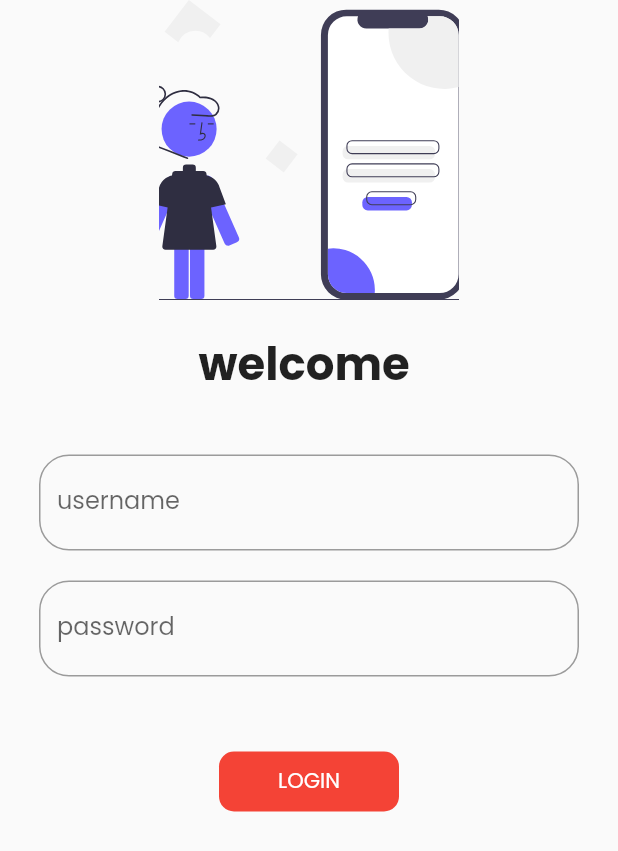
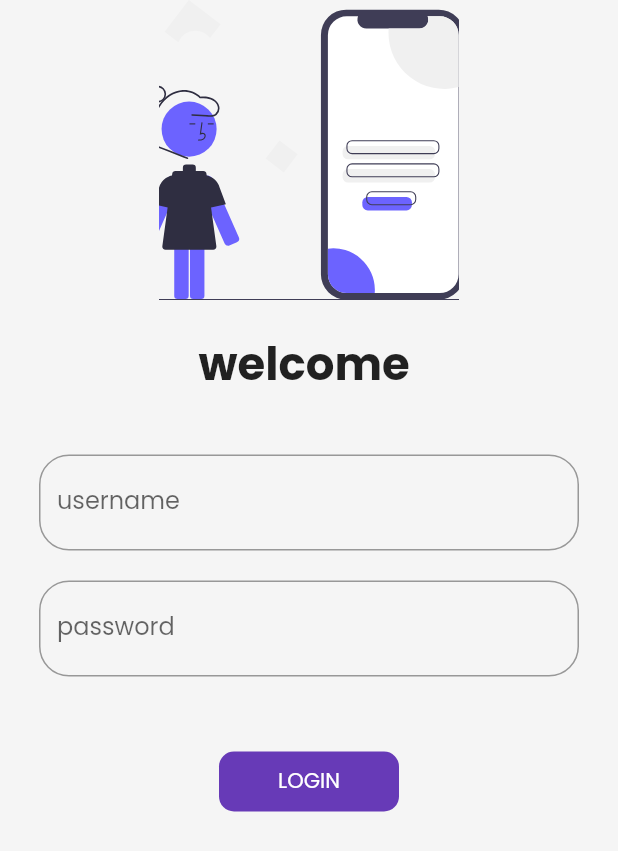
Before and after one commit to nirmalnyure1/catalogInFlutter, a Flutter app: the LoginPage screen opened by its route, on a phone screen of 412 x 824 dp. Shown: the top 851 px of the screen. Run offline on Flutter 3.47's test engine with Material 2 defaults, Android fonts, the phone set to English and light mode, and no system bars; our stand-ins replace flutter_svg, google_fonts, velocity_x; network calls fail.

Commit message:
darkmode implemented

```diff
--- a/lib/main.dart
+++ b/lib/main.dart
@@ -3,7 +3,6 @@ import 'package:catalog_app/pages/loginpage.dart';
 import 'package:catalog_app/utils/route.dart';
 import 'package:catalog_app/widgets/theme.dart';
 import 'package:flutter/material.dart';
-
 
 import 'pages/homepage.dart';
 
@@ -18,7 +17,7 @@ class MyApp extends StatelessWidget {
   Widget build(BuildContext context) {
     return MaterialApp(
       debugShowCheckedModeBanner: false,
-      themeMode: ThemeMode.light,
+      themeMode: ThemeMode.system,
       theme: MyTheme.lightTheme(context),
       darkTheme: MyTheme.darkTheme(context),
       initialRoute: '/home',
--- a/lib/pages/cartPage.dart
+++ b/lib/pages/cartPage.dart
@@ -8,10 +8,10 @@ class CartPage extends StatelessWidget {
   @override
   Widget build(BuildContext context) {
     return Scaffold(
-      backgroundColor: MyTheme.creamColor,
+      backgroundColor: context.cardColor,
       appBar: AppBar(
         backgroundColor: Colors.transparent,
-        title: 'Cart'.text.make(),
+        title: 'Cart'.text.color(context.accentColor).make(),
       ),
     );
   }
--- a/lib/widgets/homeWidgets/catalogHeader.dart
+++ b/lib/widgets/homeWidgets/catalogHeader.dart
@@ -1,4 +1,3 @@
-import 'package:catalog_app/widgets/theme.dart';
 import 'package:flutter/material.dart';
 import 'package:velocity_x/velocity_x.dart';
 
@@ -10,8 +9,8 @@ class CatalogHeader extends StatelessWidget {
     return Column(
       crossAxisAlignment: CrossAxisAlignment.start,
       children: [
-        "Catalog App".text.xl5.bold.color(MyTheme.darkBluishColor).make(),
-        "Trending products".text.xl2.make(),
+        "Catalog App".text.xl5.bold.color(context.accentColor).make(),
+        "Trending products".text.xl.make(),
       ],
     );
   }
--- a/lib/widgets/homeWidgets/catalogImage.dart
+++ b/lib/widgets/homeWidgets/catalogImage.dart
@@ -1,4 +1,3 @@
-import 'package:catalog_app/widgets/theme.dart';
 import 'package:flutter/material.dart';
 import 'package:velocity_x/velocity_x.dart';
 
@@ -12,7 +11,7 @@ class CatalogImage extends StatelessWidget {
         .box
         .rounded
         .p16
-        .color(MyTheme.creamColor)
+        .color(context.canvasColor)
         .make()
         .p(16)
         .w40(context);
--- a/lib/widgets/theme.dart
+++ b/lib/widgets/theme.dart
@@ -1,6 +1,7 @@
 import 'package:flutter/cupertino.dart';
 import 'package:flutter/material.dart';
 import 'package:google_fonts/google_fonts.dart';
+import 'package:velocity_x/velocity_x.dart';
 
 class MyTheme {
   static ThemeData lightTheme(BuildContext context) => ThemeData(
@@ -9,7 +10,11 @@ class MyTheme {
             color: Colors.white,
             iconTheme: IconThemeData(color: Colors.black),
             textTheme: Theme.of(context).textTheme),
-        primarySwatch: Colors.red,
+        cardColor: Colors.white,
+        canvasColor: creamColor,
+        buttonColor: darkBluishColor,
+        accentColor: darkBluishColor,
+        primarySwatch: Colors.deepPurple,
         //fontFamily: GoogleFonts.lato().fontFamily,
         fontFamily: GoogleFonts.poppins().fontFamily,
         primaryTextTheme: GoogleFonts.latoTextTheme(),
@@ -19,8 +24,20 @@ class MyTheme {
         brightness: Brightness.dark,
         fontFamily: GoogleFonts.lato().fontFamily,
         primaryTextTheme: GoogleFonts.latoTextTheme(),
+        cardColor: Colors.black,
+        accentColor: Colors.white,
+        canvasColor: dark,
+        buttonColor: lightBluishColor,
+        appBarTheme: AppBarTheme(
+          color: Colors.black,
+          iconTheme: IconThemeData(color: Colors.white),
+          elevation: 0.0,
+        ),
       );
 //Colors
   static Color creamColor = Colors.grey.shade100;
+  static Color dark = Vx.gray700;
+
   static Color darkBluishColor = Color(0xff403b58);
+  static Color lightBluishColor = Vx.blue500;
 }
```
Also changed, not shown: lib/pages/homeDetail.dart (+11 -11 lines), lib/pages/homepage.dart (+12 -3 lines), lib/widgets/homeWidgets/itemView.dart (+3 -4 lines).
